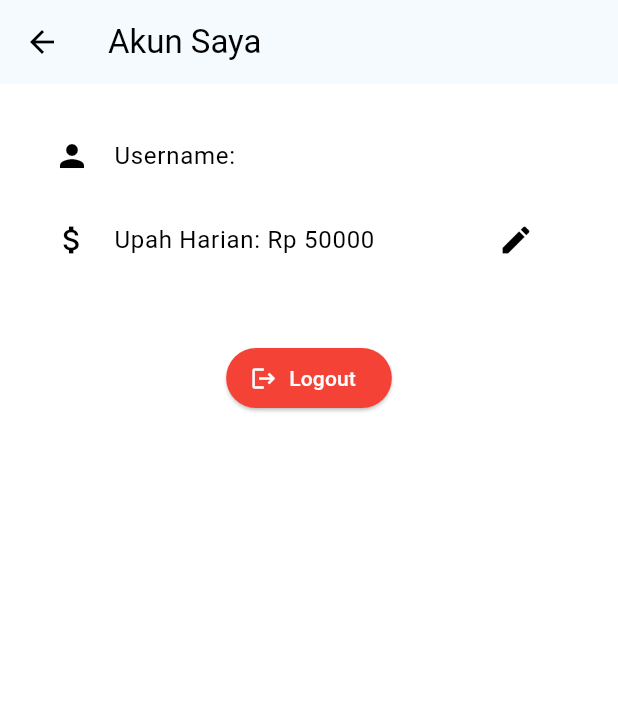
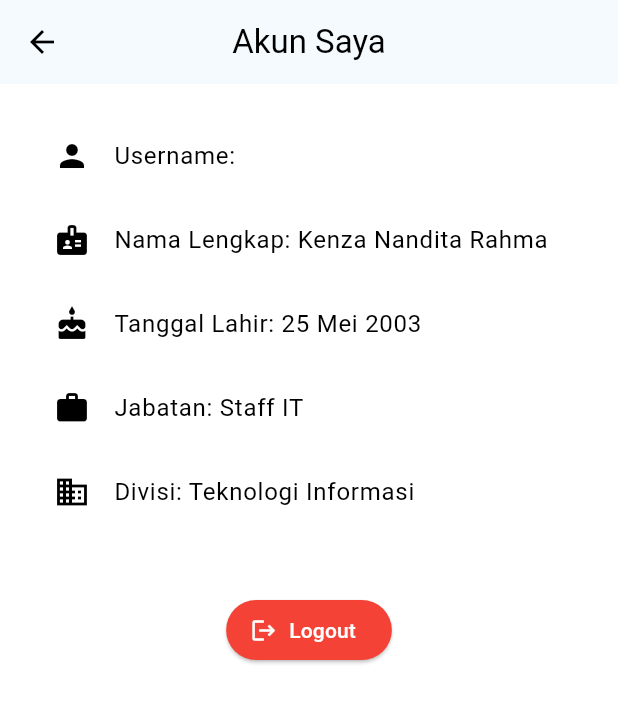
Before and after one commit to Yuqiries/pemob_absen, a Flutter app: the AccountScreen screen opened directly, on a phone screen of 412 x 824 dp. Shown: the top 703 px of the screen. Run offline on Flutter 3.47's test engine with Material 3 defaults, Android fonts, the phone set to English and light mode, and no system bars; our stand-ins replace shared_preferences, sqflite; missing offline and left inert: mobile_scanner; accounts and stored records are empty.

Commit message:
update akun: tampilkan info user dan perbaikan tombol logout

```diff
--- a/lib/screens/account_screen.dart
+++ b/lib/screens/account_screen.dart
@@ -1,6 +1,6 @@
 import 'package:flutter/material.dart';
 import 'package:shared_preferences/shared_preferences.dart';
-import '../main.dart';
+import 'login_screen.dart'; // arahkan ke login screen, bukan main.dart
 
 class AccountScreen extends StatefulWidget {
   const AccountScreen({super.key});
@@ -11,21 +11,21 @@ class AccountScreen extends StatefulWidget {
 
 class _AccountScreenState extends State<AccountScreen> {
   String _username = "";
-  int _upahHarian = 50000;
-
-  final _upahController = TextEditingController();
+  final String _nama = "Kenza Nandita Rahma";
+  final String _tglLahir = "25 Mei 2003";
+  final String _jabatan = "Staff IT";
+  final String _divisi = "Teknologi Informasi";
 
   @override
   void initState() {
     super.initState();
-    _loadAccountInfo();
+    _loadUserInfo();
   }
 
-  Future<void> _loadAccountInfo() async {
+  Future<void> _loadUserInfo() async {
     final prefs = await SharedPreferences.getInstance();
     setState(() {
       _username = prefs.getString('username') ?? "";
-      _upahHarian = prefs.getInt('upah') ?? 50000;
     });
   }
 
@@ -36,52 +36,16 @@ class _AccountScreenState extends State<AccountScreen> {
     if (context.mounted) {
       Navigator.pushAndRemoveUntil(
         context,
-        MaterialPageRoute(builder: (_) => const MainNavigation()),
+        MaterialPageRoute(builder: (_) => const LoginScreen()),
         (route) => false,
       );
     }
   }
 
-  Future<void> _showEditUpah() async {
-    _upahController.text = _upahHarian.toString();
-    showDialog(
-      context: context,
-      builder: (_) => AlertDialog(
-        title: const Text("Edit Upah Harian"),
-        content: TextField(
-          controller: _upahController,
-          keyboardType: TextInputType.number,
-          decoration: const InputDecoration(labelText: "Upah Harian (Rp)"),
-        ),
-        actions: [
-          TextButton(
-            onPressed: () => Navigator.pop(context),
-            child: const Text("Batal"),
-          ),
-          ElevatedButton(
-            onPressed: () async {
-              final prefs = await SharedPreferences.getInstance();
-              await prefs.setInt('upah', int.parse(_upahController.text));
-              Navigator.pop(context);
-              _loadAccountInfo();
-            },
-            child: const Text("Simpan"),
-          ),
-        ],
-      ),
-    );
-  }
-
-  @override
-  void dispose() {
-    _upahController.dispose();
-    super.dispose();
-  }
-
   @override
   Widget build(BuildContext context) {
     return Scaffold(
-      appBar: AppBar(title: const Text("Akun Saya")),
+      appBar: AppBar(title: const Text("Akun Saya"), centerTitle: true),
       body: Padding(
         padding: const EdgeInsets.all(20),
         child: Column(
@@ -91,12 +55,20 @@ class _AccountScreenState extends State<AccountScreen> {
               title: Text("Username: $_username"),
             ),
             ListTile(
-              leading: const Icon(Icons.attach_money),
-              title: Text("Upah Harian: Rp $_upahHarian"),
-              trailing: IconButton(
-                icon: const Icon(Icons.edit),
-                onPressed: _showEditUpah,
-              ),
+              leading: const Icon(Icons.badge),
+              title: Text("Nama Lengkap: $_nama"),
+            ),
+            ListTile(
+              leading: const Icon(Icons.cake),
+              title: Text("Tanggal Lahir: $_tglLahir"),
+            ),
+            ListTile(
+              leading: const Icon(Icons.work),
+              title: Text("Jabatan: $_jabatan"),
+            ),
+            ListTile(
+              leading: const Icon(Icons.business),
+              title: Text("Divisi: $_divisi"),
             ),
             const SizedBox(height: 40),
             ElevatedButton.icon(
```
